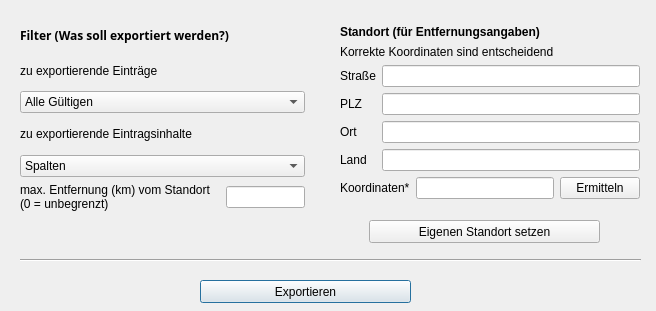
The window that qt_gui/dialog_html_export.ui (minutogit/TalentTalent) describes before a commit, drawn with Qt 5.
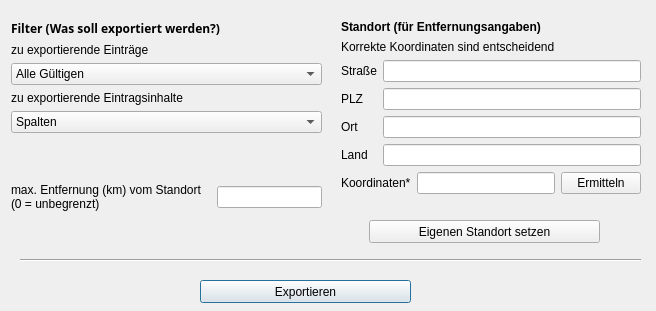
The same window after the commit.

Commit message:
html export gui changes
Took 14 seconds

Patch:
```diff
--- a/qt_gui/dialog_html_export.ui
+++ b/qt_gui/dialog_html_export.ui
@@ -26,125 +26,6 @@
     <string>Exportieren</string>
    </property>
   </widget>
-  <widget class="QWidget" name="layoutWidget">
-   <property name="geometry">
-    <rect>
-     <x>340</x>
-     <y>25</y>
-     <width>300</width>
-     <height>191</height>
-    </rect>
-   </property>
-   <layout class="QFormLayout" name="formLayout">
-    <item row="0" column="0" colspan="2">
-     <widget class="QLabel" name="label_4">
-      <property name="font">
-       <font>
-        <weight>75</weight>
-        <bold>true</bold>
-       </font>
-      </property>
-      <property name="text">
-       <string>Standort (für Entfernungsangaben)</string>
-      </property>
-     </widget>
-    </item>
-    <item row="2" column="0">
-     <widget class="QLabel" name="label_8">
-      <property name="text">
-       <string>Straße</string>
-      </property>
-     </widget>
-    </item>
-    <item row="2" column="1">
-     <widget class="QLineEdit" name="street_lineEdit">
-      <property name="text">
-       <string/>
-      </property>
-     </widget>
-    </item>
-    <item row="3" column="0">
-     <widget class="QLabel" name="label_6">
-      <property name="text">
-       <string>PLZ</string>
-      </property>
-     </widget>
-    </item>
-    <item row="3" column="1">
-     <widget class="QLineEdit" name="zip_code_lineEdit">
-      <property name="inputMethodHints">
-       <set>Qt::ImhDigitsOnly</set>
-      </property>
-      <property name="text">
-       <string/>
-      </property>
-      <property name="clearButtonEnabled">
-       <bool>false</bool>
-      </property>
-     </widget>
-    </item>
-    <item row="4" column="0">
-     <widget class="QLabel" name="label_7">
-      <property name="text">
-       <string>Ort</string>
-      </property>
-     </widget>
-    </item>
-    <item row="4" column="1">
-     <widget class="QLineEdit" name="city_lineEdit">
-      <property name="text">
-       <string/>
-      </property>
-     </widget>
-    </item>
-    <item row="5" column="0">
-     <widget class="QLabel" name="label_5">
-      <property name="text">
-       <string>Land</string>
-      </property>
-     </widget>
-    </item>
-    <item row="5" column="1">
-     <widget class="QLineEdit" name="country_lineEdit">
-      <property name="text">
-       <string/>
-      </property>
-     </widget>
-    </item>
-    <item row="6" column="0" colspan="2">
-     <layout class="QHBoxLayout" name="horizontalLayout">
-      <item>
-       <widget class="QLabel" name="label_9">
-        <property name="text">
-         <string>Koordinaten*</string>
-        </property>
-       </widget>
-      </item>
-      <item>
-       <widget class="QLineEdit" name="coordinates_lineEdit">
-        <property name="text">
-         <string/>
-        </property>
-       </widget>
-      </item>
-      <item>
-       <widget class="QPushButton" name="determine_coordinates_pushButton">
-        <property name="text">
-         <string>Ermitteln</string>
-        </property>
-       </widget>
-      </item>
-     </layout>
-    </item>
-    <item row="1" column="0" colspan="2">
-     <widget class="QLabel" name="label_10">
-      <property name="text">
-       <string>Korrekte Koordinaten sind entscheidend</string>
-      </property>
-     </widget>
-    </item>
-   </layout>
-  </widget>
   <widget class="Line" name="line">
    <property name="geometry">
     <rect>
@@ -177,9 +58,9 @@
   <widget class="QWidget" name="">
    <property name="geometry">
     <rect>
-     <x>20</x>
+     <x>11</x>
      <y>20</y>
-     <width>285</width>
+     <width>311</width>
      <height>191</height>
     </rect>
    </property>
@@ -203,6 +84,9 @@
       <property name="text">
        <string>zu exportierende Einträge</string>
       </property>
+      <property name="alignment">
+       <set>Qt::AlignBottom|Qt::AlignLeading|Qt::AlignLeft</set>
+      </property>
      </widget>
     </item>
     <item>
@@ -241,6 +125,9 @@
       <property name="text">
        <string>zu exportierende Eintragsinhalte</string>
       </property>
+      <property name="alignment">
+       <set>Qt::AlignBottom|Qt::AlignLeading|Qt::AlignLeft</set>
+      </property>
      </widget>
     </item>
     <item>
@@ -261,6 +148,19 @@
       </item>
      </widget>
     </item>
+    <item>
+     <spacer name="verticalSpacer">
+      <property name="orientation">
+       <enum>Qt::Vertical</enum>
+      </property>
+      <property name="sizeHint" stdset="0">
+       <size>
+        <width>20</width>
+        <height>17</height>
+       </size>
+      </property>
+     </spacer>
+    </item>
     <item>
      <layout class="QHBoxLayout" name="horizontalLayout_2">
       <item>
@@ -290,6 +190,125 @@
     </item>
    </layout>
   </widget>
+  <widget class="QWidget" name="">
+   <property name="geometry">
+    <rect>
+     <x>341</x>
+     <y>20</y>
+     <width>300</width>
+     <height>191</height>
+    </rect>
+   </property>
+   <layout class="QFormLayout" name="formLayout">
+    <item row="0" column="0" colspan="2">
+     <widget class="QLabel" name="label_4">
+      <property name="font">
+       <font>
+        <weight>75</weight>
+        <bold>true</bold>
+       </font>
+      </property>
+      <property name="text">
+       <string>Standort (für Entfernungsangaben)</string>
+      </property>
+     </widget>
+    </item>
+    <item row="1" column="0" colspan="2">
+     <widget class="QLabel" name="label_10">
+      <property name="text">
+       <string>Korrekte Koordinaten sind entscheidend</string>
+      </property>
+     </widget>
+    </item>
+    <item row="2" column="0">
+     <widget class="QLabel" name="label_8">
+      <property name="text">
+       <string>Straße</string>
+      </property>
+     </widget>
+    </item>
+    <item row="2" column="1">
+     <widget class="QLineEdit" name="street_lineEdit">
+      <property name="text">
+       <string/>
+      </property>
+     </widget>
+    </item>
+    <item row="3" column="0">
+     <widget class="QLabel" name="label_6">
+      <property name="text">
+       <string>PLZ</string>
+      </property>
+     </widget>
+    </item>
+    <item row="3" column="1">
+     <widget class="QLineEdit" name="zip_code_lineEdit">
+      <property name="inputMethodHints">
+       <set>Qt::ImhDigitsOnly</set>
+      </property>
+      <property name="text">
+       <string/>
+      </property>
+      <property name="clearButtonEnabled">
+       <bool>false</bool>
+      </property>
+     </widget>
+    </item>
+    <item row="4" column="0">
+     <widget class="QLabel" name="label_7">
+      <property name="text">
+       <string>Ort</string>
+      </property>
+     </widget>
+    </item>
+    <item row="4" column="1">
+     <widget class="QLineEdit" name="city_lineEdit">
+      <property name="text">
+       <string/>
+      </property>
+     </widget>
+    </item>
+    <item row="5" column="0">
+     <widget class="QLabel" name="label_5">
+      <property name="text">
+       <string>Land</string>
+      </property>
+     </widget>
+    </item>
+    <item row="5" column="1">
+     <widget class="QLineEdit" name="country_lineEdit">
+      <property name="text">
+       <string/>
+      </property>
+     </widget>
+    </item>
+    <item row="6" column="0" colspan="2">
+     <layout class="QHBoxLayout" name="horizontalLayout">
+      <item>
+       <widget class="QLabel" name="label_9">
+        <property name="text">
+         <string>Koordinaten*</string>
+        </property>
+       </widget>
+      </item>
+      <item>
+       <widget class="QLineEdit" name="coordinates_lineEdit">
+        <property name="text">
+         <string/>
+        </property>
+       </widget>
+      </item>
+      <item>
+       <widget class="QPushButton" name="determine_coordinates_pushButton">
+        <property name="text">
+         <string>Ermitteln</string>
+        </property>
+       </widget>
+      </item>
+     </layout>
+    </item>
+   </layout>
+  </widget>
  </widget>
  <resources/>
  <connections/>
```
The commit also changes 1 other file.
